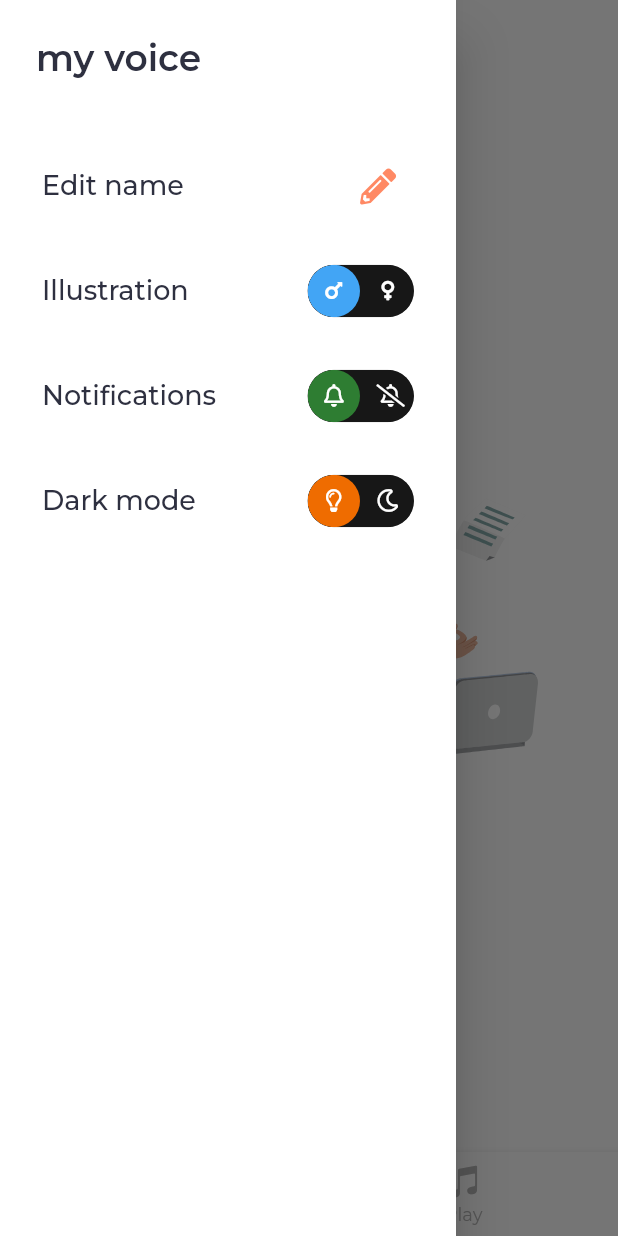
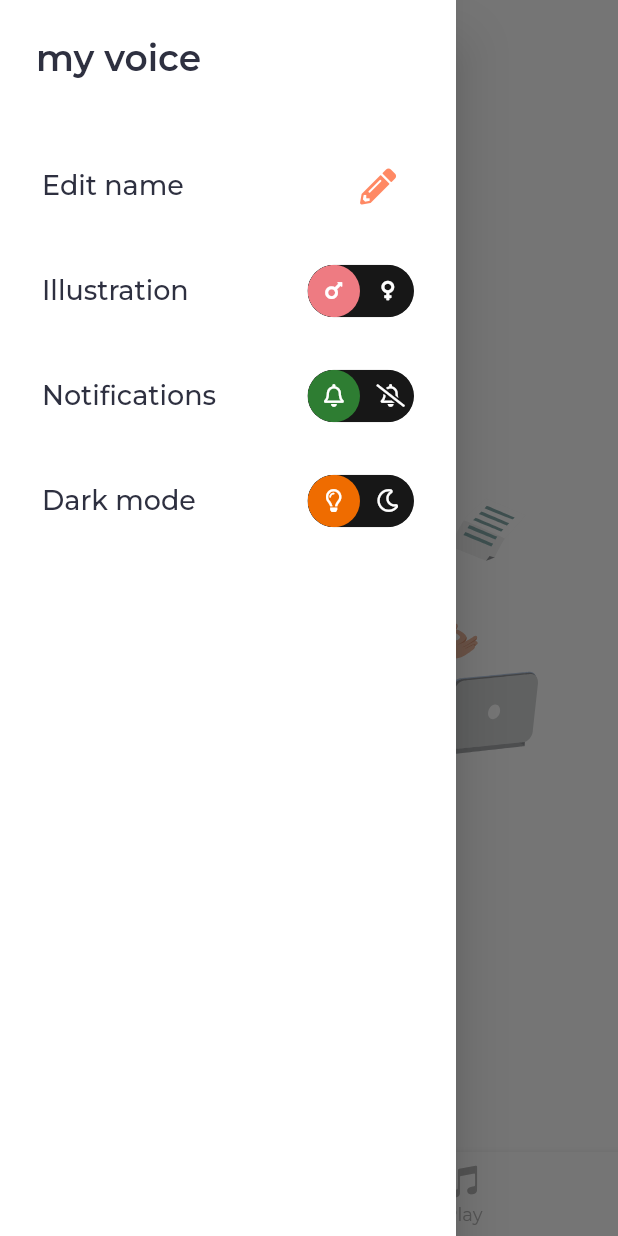
Before and after one commit to ettoma/my_voice, a Flutter app: the Home screen opened directly, with the side drawer open, on a phone screen of 412 x 824 dp. Run offline on Flutter 3.47's test engine with Material 2 defaults, Android fonts, the phone set to English and light mode, and no system bars; drawn by our look-alikes of flutter_animation_progress_bar, toggle_switch; our stand-ins replace animated_text_kit, flutter_local_notifications, font_awesome_flutter, google_fonts, lottie, permission_handler and 3 more; missing offline and left inert: flutter_sound; accounts and stored records are empty.

Commit message:
Theme provider OK

```diff
--- a/lib/models/side_menu.dart
+++ b/lib/models/side_menu.dart
@@ -1,10 +1,12 @@
 import 'package:audio_journal/screens/home.dart';
+import 'package:audio_journal/utils/app_theme.dart';
 import 'package:audio_journal/utils/notification_service.dart';
 import 'package:audio_journal/utils/shared_prefs.dart';
 import 'package:flutter/cupertino.dart';
 import 'package:flutter/material.dart';
 import 'package:flutter/services.dart';
 import 'package:font_awesome_flutter/font_awesome_flutter.dart';
+import 'package:provider/provider.dart';
 import 'package:toggle_switch/toggle_switch.dart';
 
 class SideMenu extends StatefulWidget {
@@ -15,27 +17,10 @@ class SideMenu extends StatefulWidget {
 }
 
 class _SideMenuState extends State<SideMenu> {
-  int getToggleDarkSelection() {
-    int selection = 0;
-    if (sharedPrefs.darkThemePreference.isEmpty) {
-      if (MediaQuery.of(context).platformBrightness == Brightness.light) {
-        selection = 0;
-      } else {
-        selection = 1;
-      }
-    } else if (sharedPrefs.darkThemePreference == 'light') {
-      selection = 0;
-    } else if (sharedPrefs.darkThemePreference == 'dark') {
-      selection = 1;
-    }
-    return selection;
-  }
-
   TextEditingController controller =
       TextEditingController(text: sharedPrefs.username);
   int toggleIndexAnimation = sharedPrefs.animationPref;
   int toggleIndexNotification = sharedPrefs.notificationPref == true ? 0 : 1;
-  // int toggleDarkTheme = getToggleDarkSelection();
 
   @override
   Widget build(BuildContext context) {
@@ -99,7 +84,7 @@ class _SideMenuState extends State<SideMenu> {
               minHeight: 35,
               cornerRadius: 20.0,
               activeBgColors: [
-                [Colors.blue[400]!],
+                const [Color.fromRGBO(238, 123, 130, 1)],
                 [Colors.purple[300]!]
               ],
               activeFgColor: Colors.white,
@@ -192,9 +177,13 @@ class _SideMenuState extends State<SideMenu> {
                       size: 15, color: Colors.white),
                   Icon(FontAwesomeIcons.moon, size: 15, color: Colors.white)
                 ],
-                initialLabelIndex: getToggleDarkSelection(),
+                initialLabelIndex:
+                    Provider.of<ThemeProvider>(context).isDarkMode ? 1 : 0,
                 radiusStyle: true,
                 onToggle: (index) {
+                  final provider =
+                      Provider.of<ThemeProvider>(context, listen: false);
+                  provider.toggleMode(index == 0 ? false : true);
                   sharedPrefs.darkThemePreference =
                       index == 0 ? 'light' : 'dark';
                   setState(() {});
--- a/lib/utils/app_theme.dart
+++ b/lib/utils/app_theme.dart
@@ -4,6 +4,21 @@ import 'package:google_fonts/google_fonts.dart';
 
 Color darkText = Colors.white70;
 Color lightText = const Color.fromRGBO(46, 48, 64, 1);
+
+class ThemeProvider extends ChangeNotifier {
+  ThemeMode themeMode = sharedPrefs.darkThemePreference.isEmpty
+      ? ThemeMode.system
+      : sharedPrefs.darkThemePreference == 'light'
+          ? ThemeMode.light
+          : ThemeMode.dark;
+
+  bool get isDarkMode => themeMode == ThemeMode.dark;
+
+  void toggleMode(bool isOn) {
+    themeMode = isOn ? ThemeMode.dark : ThemeMode.light;
+    notifyListeners();
+  }
+}
 
 class AppTheme {
   static ThemeMode themeMode() {
--- a/pubspec.yaml
+++ b/pubspec.yaml
@@ -37,7 +37,7 @@ dependencies:
   flutter_sound: ^8.3.11
   permission_handler: ^8.1.2
   path_provider: ^2.0.2
-  provider: ^6.0.0
+  provider: ^6.0.1
   intl: ^0.17.0
   shared_preferences: ^2.0.6
   sqflite: ^2.0.0+3
```
Also changed, not shown: lib/main.dart (+6 -2 lines), pubspec.lock.
